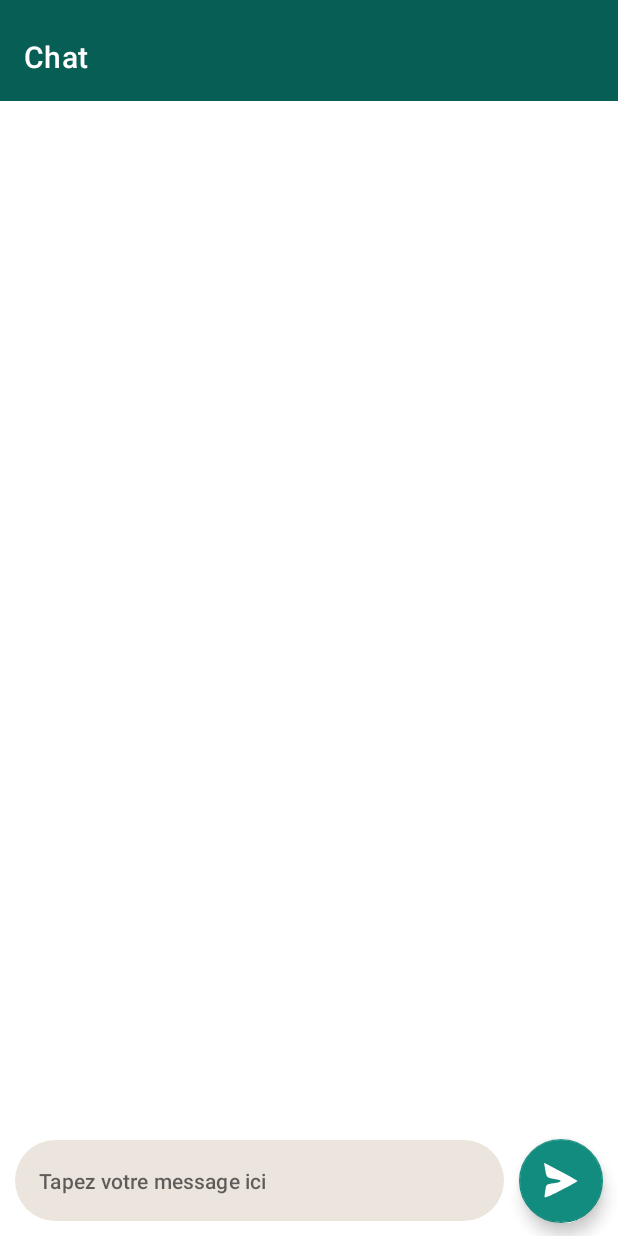
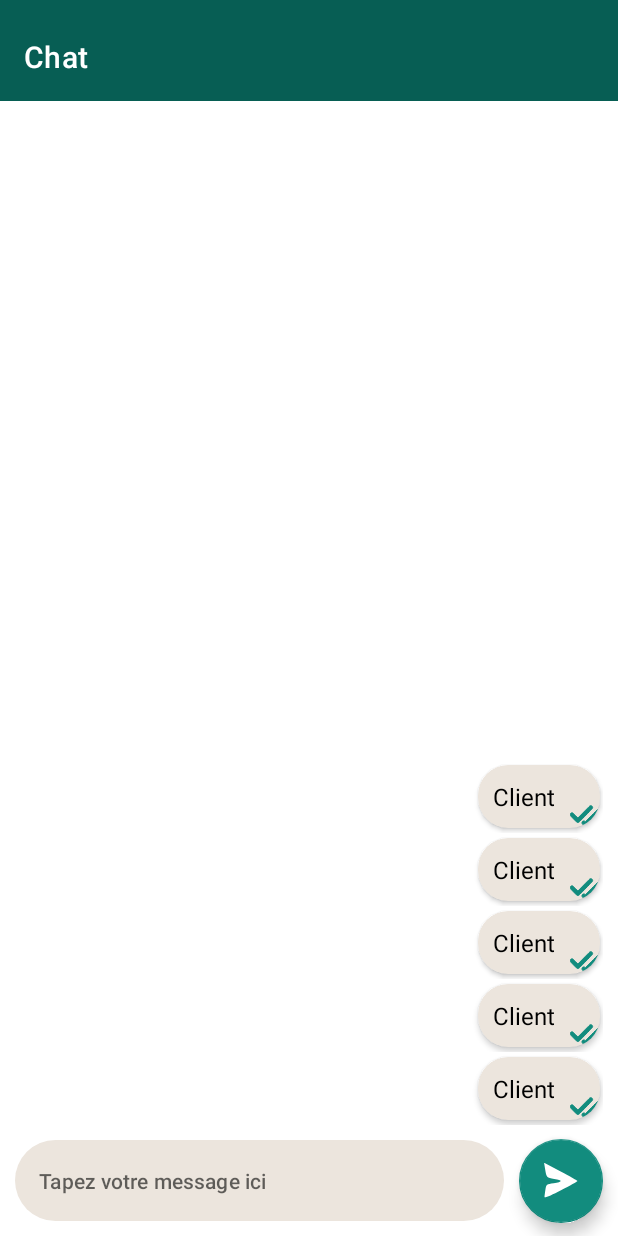
Before and after one commit to ETSEmpiricalStudyKotlinAndroidApps/ariadnext-test, an Android app: the layout activity_main.xml on its own in the app's theme, with its tools: preview values and no code run, on a phone screen of 412 x 824 dp. Run offline under Robolectric (Android 15) with nearby library versions, the phone set to English and light mode, and no system bars.

Commit message:
[FEAT][CLIENT] Add client chat list.

```diff
--- /dev/null
+++ b/app/client/src/main/java/com/ariadnext/client/presentation/extension/View.kt
@@ -0,0 +1,6 @@
+package com.ariadnext.client.presentation.extension
+
+import android.view.LayoutInflater
+import android.view.View
+
+fun View.getLayoutInflater(): LayoutInflater = LayoutInflater.from(context)
--- /dev/null
+++ b/app/client/src/main/res/drawable/ic_read_message.xml
@@ -0,0 +1,14 @@
+<vector xmlns:android="http://schemas.android.com/apk/res/android"
+    android:width="20dp"
+    android:height="20dp"
+    android:viewportWidth="512"
+    android:viewportHeight="512">
+    <path
+        android:pathData="M344,133.2c-6.4,2.3 2.6,-6.5 -125.5,123.6l-83.9,85.4 -42.6,-43c-38.6,-39.1 -42.9,-43.2 -47.4,-44.6 -15.4,-5 -31.7,1.8 -38.6,15.9 -2.1,4.2 -2.5,6.4 -2.5,14 0.1,7.5 0.5,9.8 2.5,14 1.9,3.8 15.2,18 54.9,58.5 28.9,29.4 54.3,54.8 56.5,56.3 8.9,6.2 19.8,7.1 29.9,2.4 5.8,-2.6 11.9,-8.7 153.8,-152.9 88.4,-89.8 85.2,-86.1 85.2,-100.2 0,-6.4 -0.4,-8.4 -3.2,-14 -7.3,-14.8 -23.5,-21.3 -39.1,-15.4z"
+        android:fillColor="@color/teal_green"
+        android:strokeColor="@color/teal_green" />
+    <path
+        android:pathData="M474.8,196c-1.4,0.4 -4.5,1.8 -6.7,3.1 -2.3,1.3 -46.6,45.5 -104.7,104.6l-100.7,102.3 -3.9,-4.4c-5.7,-6.6 -14.4,-10.6 -22.8,-10.6 -3.6,-0 -8.7,0.7 -11.3,1.6 -6.1,2 -14.1,9.3 -17.5,15.8 -2.3,4.4 -2.7,6.3 -2.7,14.1 0,7.8 0.4,9.7 2.7,14 3,5.6 31.8,36.4 38.1,40.8 5.8,4 13.8,6 20.1,5.3 10.8,-1.4 12.8,-3 48.2,-38.7 89.3,-90.1 194.1,-197.4 196.1,-200.7 2.1,-3.3 2.3,-5 2.3,-16.8 0,-12.6 -0.1,-13.1 -2.9,-17.6 -3.5,-5.5 -8.3,-9.3 -15.1,-11.9 -5.2,-2 -14.2,-2.4 -19.2,-0.9z"
+        android:fillColor="@color/teal_green"
+        android:strokeColor="@color/teal_green" />
+</vector>
--- a/app/client/src/main/res/layout/activity_main.xml
+++ b/app/client/src/main/res/layout/activity_main.xml
@@ -22,6 +22,8 @@
         android:layout_width="match_parent"
         android:layout_height="match_parent"
         android:layout_marginBottom="@dimen/margin_10dp"
+        tools:itemCount="5"
+        tools:listitem="@layout/adapter_client_item"
         android:animateLayoutChanges="false"
         app:layoutManager="androidx.recyclerview.widget.LinearLayoutManager"
         app:layout_constrainedHeight="true"
--- /dev/null
+++ b/app/client/src/main/res/layout/adapter_client_item.xml
@@ -0,0 +1,60 @@
+<?xml version="1.0" encoding="utf-8"?>
+<layout xmlns:android="http://schemas.android.com/apk/res/android"
+    xmlns:app="http://schemas.android.com/apk/res-auto"
+    xmlns:tools="http://schemas.android.com/tools">
+
+    <data>
+
+        <variable
+            name="data"
+            type="com.ariadnext.client.presentation.models.MessageData" />
+
+    </data>
+
+    <RelativeLayout
+        android:layout_marginEnd="@dimen/margin_10dp"
+        android:layout_width="match_parent"
+        android:layout_height="wrap_content">
+
+        <androidx.cardview.widget.CardView
+            android:layout_width="wrap_content"
+            android:layout_height="wrap_content"
+            android:layout_alignParentRight="true"
+            app:cardBackgroundColor="@color/white_rock"
+            app:cardCornerRadius="@dimen/card_view_radius"
+            app:cardPreventCornerOverlap="false"
+            app:cardUseCompatPadding="true"
+            app:layout_constraintEnd_toEndOf="parent"
+            app:layout_constraintTop_toTopOf="parent">
+
+            <androidx.constraintlayout.widget.ConstraintLayout
+                android:layout_width="wrap_content"
+                android:layout_height="wrap_content">
+
+                <TextView
+                    android:layout_width="wrap_content"
+                    android:layout_height="wrap_content"
+                    android:textSize="@dimen/text_size_16sp"
+                    android:padding="@dimen/padding_10dp"
+                    android:text="@{data.messageText}"
+                    android:textColor="@color/black"
+                    app:layout_constraintBottom_toBottomOf="parent"
+                    app:layout_constraintEnd_toStartOf="@+id/imageView"
+                    app:layout_constraintTop_toTopOf="parent"
+                    tools:text="Client" />
+
+                <ImageView
+                    android:id="@+id/imageView"
+                    android:src="@drawable/ic_read_message"
+                    android:layout_width="wrap_content"
+                    android:layout_height="wrap_content"
+                    app:layout_constraintBottom_toBottomOf="parent"
+                    app:layout_constraintEnd_toEndOf="parent"
+                    tools:ignore="ContentDescription" />
+            </androidx.constraintlayout.widget.ConstraintLayout>
+        </androidx.cardview.widget.CardView>
+
+
+    </RelativeLayout>
+
+</layout>
--- a/app/client/src/main/res/values/dimens.xml
+++ b/app/client/src/main/res/values/dimens.xml
@@ -6,4 +6,10 @@
 
     <!--Margin-->
     <dimen name="margin_10dp">10dp</dimen>
+
+    <!--Card view-->
+    <dimen name="card_view_radius">20dp</dimen>
+
+    <!--Text size-->
+    <dimen name="text_size_16sp">16sp</dimen>
 </resources>
```
Also changed, not shown: app/client/src/main/java/com/ariadnext/client/presentation/activity/MainActivity.kt (+22 -0 lines), app/client/src/main/java/com/ariadnext/client/presentation/adapter/MessageAdapter.kt (added, +38 -0 lines), app/client/src/main/java/com/ariadnext/client/presentation/adapter/MessageAdapterViewHolder.kt (added, +34 -0 lines), app/client/src/main/java/com/ariadnext/client/presentation/models/MessageData.kt (added, +25 -0 lines), app/client/src/main/java/com/ariadnext/client/presentation/viewModel/MainActivityViewModel.kt (added, +49 -0 lines), app/client/src/main/res/layout/adapter_server_item.xml (added, +41 -0 lines).
